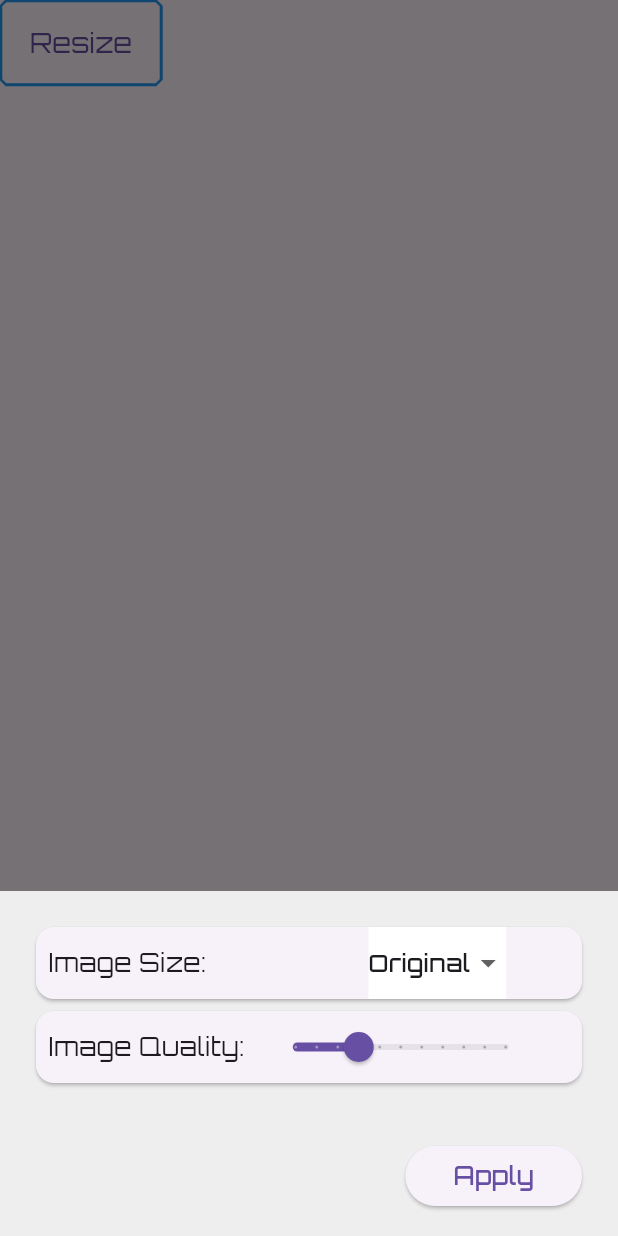
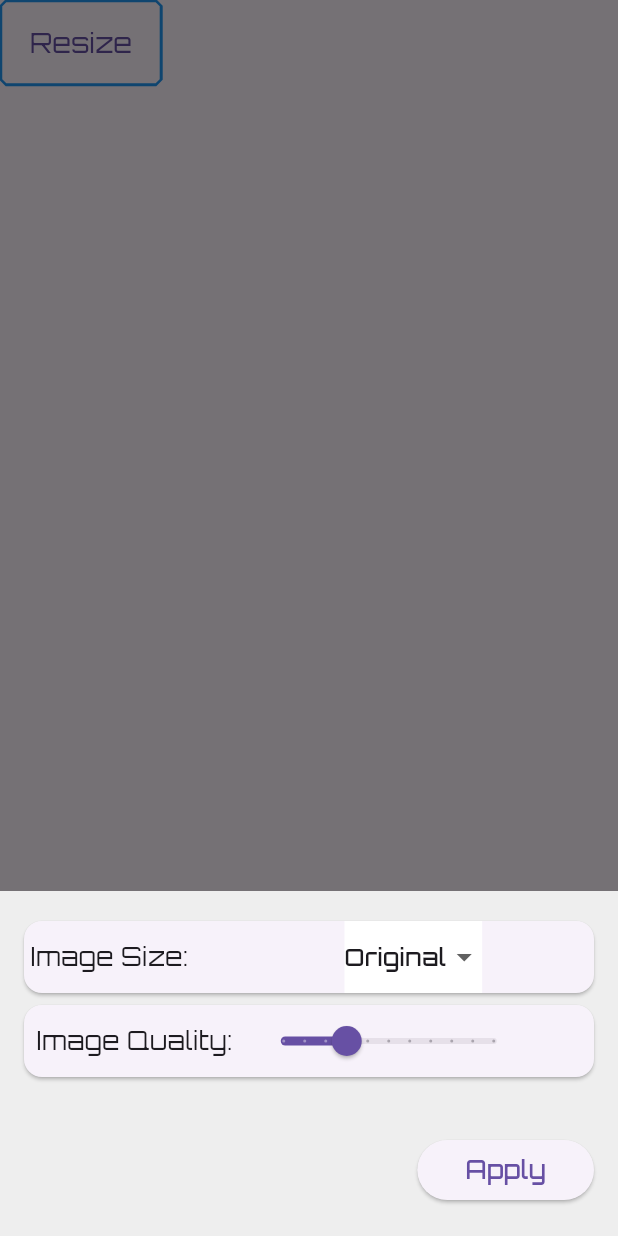
Before and after one commit to xaporos/image_compressor, a Flutter app: the ResizeButton widget shown alone on an empty page, opened directly, after a tap on "Resize", on a phone screen of 412 x 824 dp. Run offline on Flutter 3.47's test engine with Material 3 defaults, Android fonts, the phone set to English and light mode, and no system bars; our stand-ins replace flutter_easyloading, get, getwidget; missing offline and left inert: file_selector, window_manager.

```diff
--- a/lib/pages/main_page.dart
+++ b/lib/pages/main_page.dart
@@ -1,5 +1,3 @@
-import 'dart:ui';
-
 import 'package:flutter/material.dart';
 import 'package:get/get.dart';
 import 'package:image_compressor/controllers/get_images_controller.dart';
--- a/lib/utilities/image_compressor.dart
+++ b/lib/utilities/image_compressor.dart
@@ -23,8 +23,6 @@ class ImageCompressor {
     double imageSizeFactor = 1;
     final int numImages = images.length;
     // EasyLoading.show(status: 'Processing...');
-
-    print(images.length);
 
     switch (size) {
       case 'Original':
--- a/lib/widgets/resize_button.dart
+++ b/lib/widgets/resize_button.dart
@@ -41,7 +41,7 @@ class ResizeButton extends StatelessWidget {
               height: 230,
               color: Colors.grey[200],
               child: Padding(
-                padding: const EdgeInsets.all(20),
+                padding: const EdgeInsets.all(12),
                 child: Column(
                   mainAxisAlignment: MainAxisAlignment.center,
                   children: [
@@ -49,10 +49,10 @@ class ResizeButton extends StatelessWidget {
                       child: Row(
                         children: [
                           Padding(
-                            padding: EdgeInsets.all(8.0),
+                            padding: EdgeInsets.all(4.0),
                             child: Text(
                               'Image Size:',
-                              textScaleFactor: 1.2,
+                              textScaler: TextScaler.linear(1.2),
                               textAlign: TextAlign.start,
                               style: TextStyle(fontFamily: 'Orbitron'),
                             ),
@@ -71,7 +71,7 @@ class ResizeButton extends StatelessWidget {
                             padding: EdgeInsets.all(8.0),
                             child: Text(
                               'Image Quality:',
-                              textScaleFactor: 1.2,
+                              textScaler: TextScaler.linear(1.2),
                               textAlign: TextAlign.start,
                               style: TextStyle(fontFamily: 'Orbitron'),
                             ),
@@ -94,7 +94,7 @@ class ResizeButton extends StatelessWidget {
                               padding: EdgeInsets.all(8.0),
                               child: Text(
                                 'Apply',
-                                textScaleFactor: 1.2,
+                                textScaler: TextScaler.linear(1.2),
                                 style: TextStyle(fontFamily: 'Orbitron'),
                               ),
                             ),
--- a/pubspec.yaml
+++ b/pubspec.yaml
@@ -10,7 +10,7 @@ dependencies:
   flutter:
     sdk: flutter
   image: ^4.0.17
-  file_selector: ^1.0.1
+  file_selector: ^1.0.3
   get:
   window_manager: ^0.3.6
   getwidget: ^4.0.0
```
Also changed, not shown: pubspec.lock, 1 other file.
